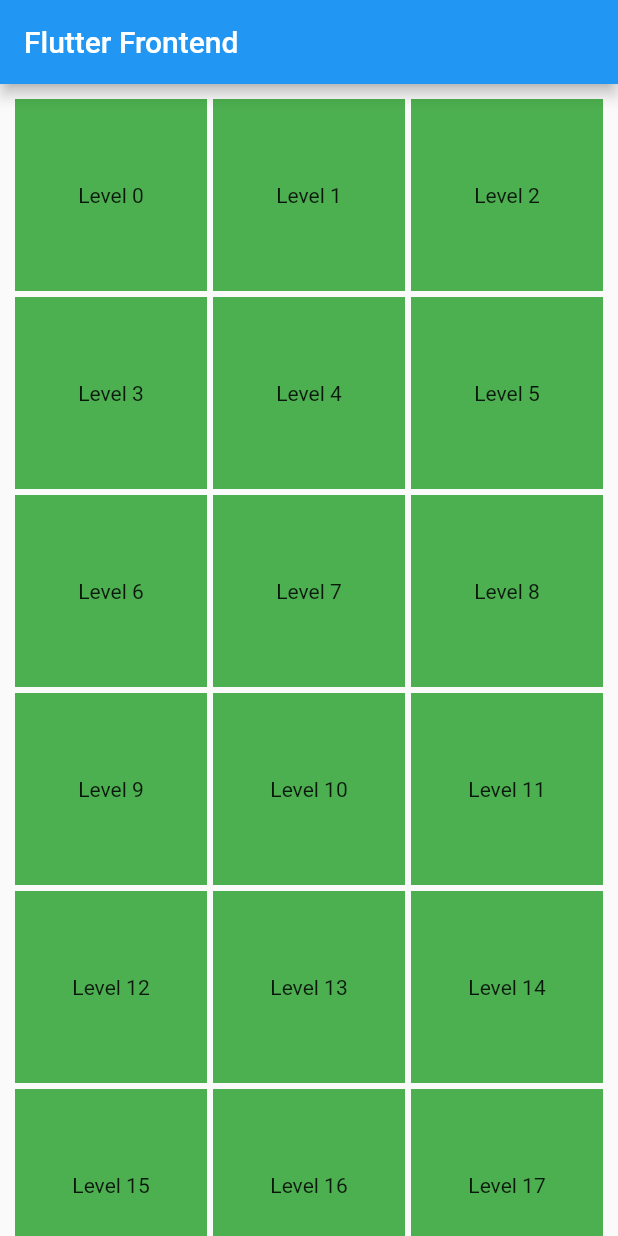
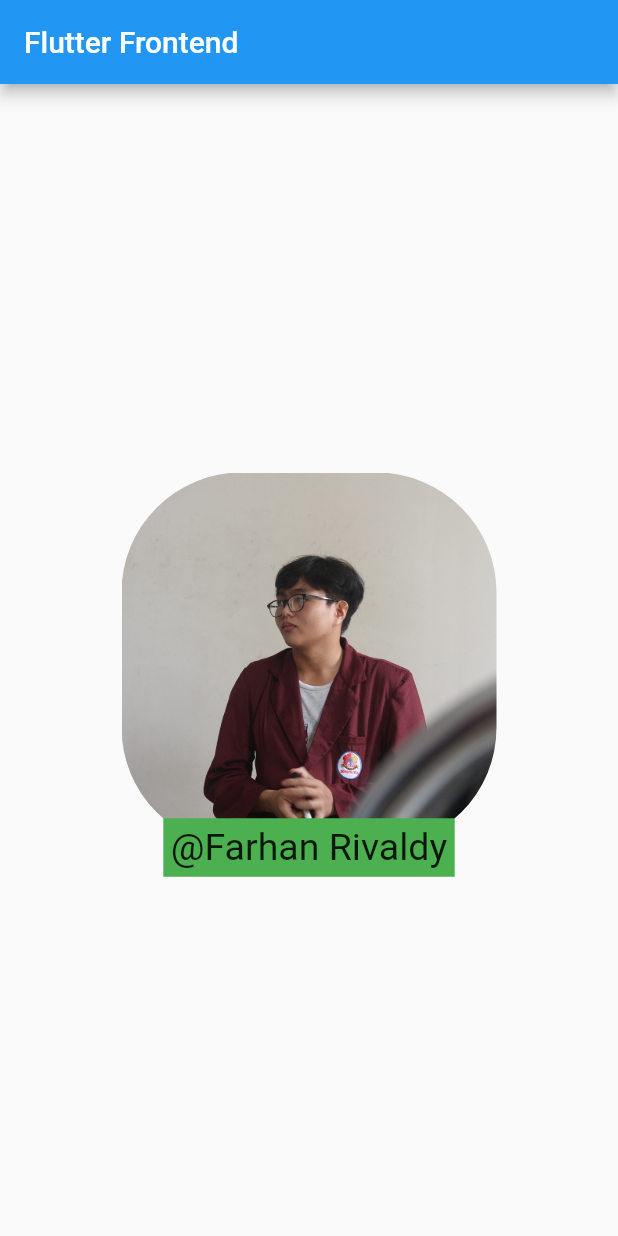
Before and after one commit to HaradaKumiko/flutter_frontend, a Flutter app: the screen it shows after launch, on a phone screen of 412 x 824 dp. Run offline on Flutter 3.47's test engine with Material 2 defaults, Android fonts, the phone set to English and light mode, and no system bars.

Commit message:
stack widget

```diff
--- a/lib/main.dart
+++ b/lib/main.dart
@@ -18,16 +18,29 @@ class MyApp extends StatelessWidget {
         ),
         home: Scaffold(
           appBar: AppBar(title: Text('Flutter Frontend')),
-          body: GridView.count(
-            padding: EdgeInsets.all(10),
-            children: List.generate(20, (index) {
-              return Container(
-                  color: Colors.green,
-                  child: Center(child: Text('Level $index')));
-            }),
-            crossAxisCount: 3,
-            mainAxisSpacing: 4,
-            crossAxisSpacing: 4,
+          body: Stack(
+            alignment: Alignment.bottomLeft,
+            children: [
+              Center(
+                child: ClipRRect(
+                    borderRadius: BorderRadius.circular(80.0),
+                    child: Image.asset(
+                      'images/gambar_asset.jpg',
+                      width: 250,
+                      height: 250,
+                      fit: BoxFit.cover,
+                    )),
+              ),
+              Center(
+                  child: Container(
+                      color: Colors.green,
+                      padding: EdgeInsets.all(5),
+                      margin: EdgeInsets.only(top: 250),
+                      child: Text(
+                        '@$name',
+                        style: TextStyle(fontSize: 25),
+                      )))
+            ],
           ),
         ));
   }
```
Also changed, not shown: lib/ss/stack widget.jpg (added).
